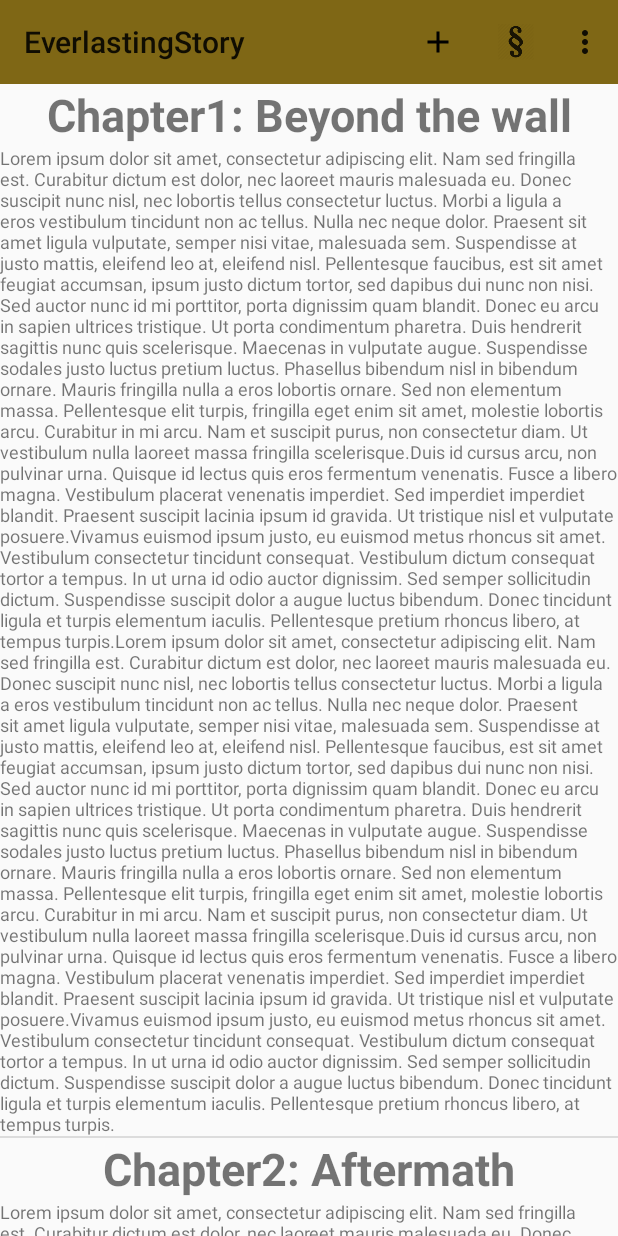
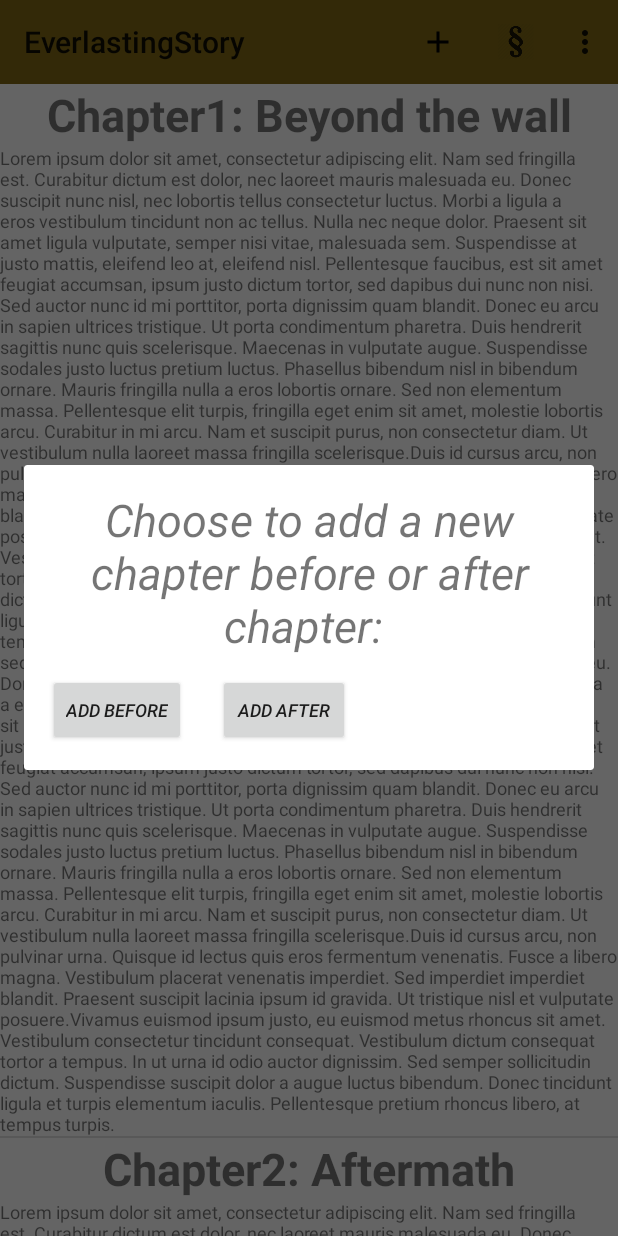
Before and after one commit to tyolani/EverlastingStoryPro, an Android app: the BookView screen opened directly, with no data from a screen before it, after a tap on "Add Chapter", on a phone screen of 412 x 824 dp. Run offline under Robolectric (Android 15) with nearby library versions, the phone set to English and light mode, and no system bars.

Commit message:
Custom dialog in Bookview when add a chapter is clicked

```diff
--- a/app/src/main/java/com/example/tyolani/everlastingstorypro/BookView.java
+++ b/app/src/main/java/com/example/tyolani/everlastingstorypro/BookView.java
@@ -1,17 +1,20 @@
 package com.example.tyolani.everlastingstorypro;
 
+import android.app.Dialog;
 import android.support.v7.app.AppCompatActivity;
 import android.os.Bundle;
 import android.support.v7.widget.Toolbar;
-import android.text.method.ScrollingMovementMethod;
-import android.util.Log;
 import android.view.Menu;
 import android.view.MenuItem;
+import android.view.View;
+import android.widget.Button;
 import android.widget.ListView;
 import android.widget.TextView;
+import android.widget.Toast;
 
 import java.util.ArrayList;
 
+import static com.example.tyolani.everlastingstorypro.R.string.bookView_dialog_tv;
 import static com.example.tyolani.everlastingstorypro.R.string.bookView_mockup_bookText;
 
 public class BookView extends AppCompatActivity {
@@ -54,6 +57,39 @@ public class BookView extends AppCompatActivity {
     public boolean onOptionsItemSelected(MenuItem item) {
         switch (item.getItemId()) {
             case R.id.action_add_chapter:
+                // Create custom dialog object
+                final Dialog dialog = new Dialog(BookView.this);
+                dialog.setContentView(R.layout.bookview_dialog);
+
+
+                TextView tvBookviewDialog = (TextView) dialog.findViewById(R.id.tv_bookview_dialog);
+                tvBookviewDialog.setText(getString(bookView_dialog_tv)); //+concat ID
+
+                dialog.show();
+
+                Button beforeBtn = (Button) dialog.findViewById(R.id.btn_bookview_dialog_before);
+                // if before btn is clicked
+                beforeBtn.setOnClickListener(new View.OnClickListener() {
+                    @Override
+                    public void onClick(View v) {
+                        Toast.makeText(getApplicationContext()," Transfer the user to add chapter before" , Toast.LENGTH_LONG).show();
+                        // Close dialog
+                        dialog.dismiss();
+                    }
+                });
+
+                Button afterBtn = (Button) dialog.findViewById(R.id.btn_bookview_dialog_after);
+                // if after btn is clicked
+                afterBtn.setOnClickListener(new View.OnClickListener() {
+                    @Override
+                    public void onClick(View v) {
+                        Toast.makeText(getApplicationContext()," Transfer the user to add chapter AFTER" , Toast.LENGTH_LONG).show();
+
+                        // Close dialog
+                        dialog.dismiss();
+                    }
+                });
+
                 return true;
             case R.id.action_add_paragraph:
                 return true;
--- /dev/null
+++ b/app/src/main/res/layout/bookview_dialog.xml
@@ -0,0 +1,45 @@
+<?xml version="1.0" encoding="utf-8"?>
+<RelativeLayout xmlns:android="http://schemas.android.com/apk/res/android"
+                android:layout_width="fill_parent"
+                android:layout_height="fill_parent"
+                android:paddingRight="16dp"
+                android:paddingLeft="16dp"
+                android:paddingBottom="16dp"
+                android:paddingTop="16dp"
+                >
+
+    <TextView
+        android:id="@+id/tv_bookview_dialog"
+        android:layout_width="wrap_content"
+        android:layout_height="wrap_content"
+        android:textSize="@dimen/size_title"
+        android:textStyle="italic"
+        android:gravity="center"/>
+
+    <Button
+        android:id="@+id/btn_bookview_dialog_before"
+        android:layout_width="wrap_content"
+        android:layout_height="wrap_content"
+        android:layout_alignParentLeft="true"
+        android:layout_alignParentStart="true"
+        android:layout_below="@+id/tv_bookview_dialog"
+        android:layout_marginTop="12dp"
+        android:textSize="@dimen/size_book_content"
+        android:textStyle="italic"
+        android:gravity="center"
+        android:text="@string/bookView_dialog_btnTxt_before"/>
+
+    <Button
+        android:id="@+id/btn_bookview_dialog_after"
+        android:layout_width="wrap_content"
+        android:layout_height="wrap_content"
+        android:layout_alignTop="@+id/btn_bookview_dialog_before"
+        android:layout_marginLeft="21dp"
+        android:layout_marginStart="21dp"
+        android:layout_toEndOf="@+id/btn_bookview_dialog_before"
+        android:layout_toRightOf="@+id/btn_bookview_dialog_before"
+        android:textSize="@dimen/size_book_content"
+        android:textStyle="italic"
+        android:gravity="center"
+        android:text="@string/bookView_dialog_btnTxt_after"/>
+</RelativeLayout>
--- a/app/src/main/res/values/strings.xml
+++ b/app/src/main/res/values/strings.xml
@@ -5,11 +5,14 @@
     <string name="bookView_action_add_chapter">Add Chapter</string>
     <string name="bookView_action_add_paragraph">Add Paragraph</string>
     <string name="bookView_action_add_image">Add Image</string>
+    <string name="bookView_dialog_btnTxt_before">Add Before</string>
+    <string name="bookView_dialog_btnTxt_after">Add After</string>
+    <string name="bookView_dialog_tv">"Choose to add a new chapter before or after chapter: "</string>
+
     <string name="overview_pages">Pages:</string>
     <string name="overview_table_of_contents">Table of Contents</string>
     <string name="overview_add_chapter">Add chapter</string>
     <string name="overview_row_chapter">Chapter</string>
-
     <string name="overview_contributors_description">Image for contributor count</string>
     <string name="overview_chapter_row_lock_description">Icon indicating that chapter is locked for further contribution</string>
 
```
